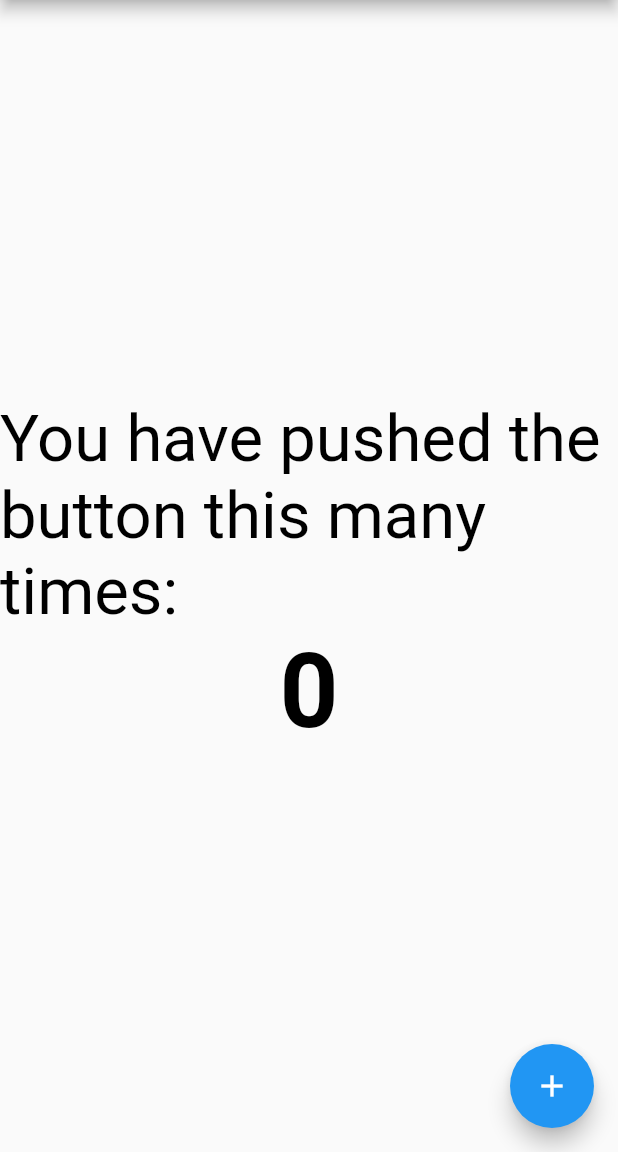
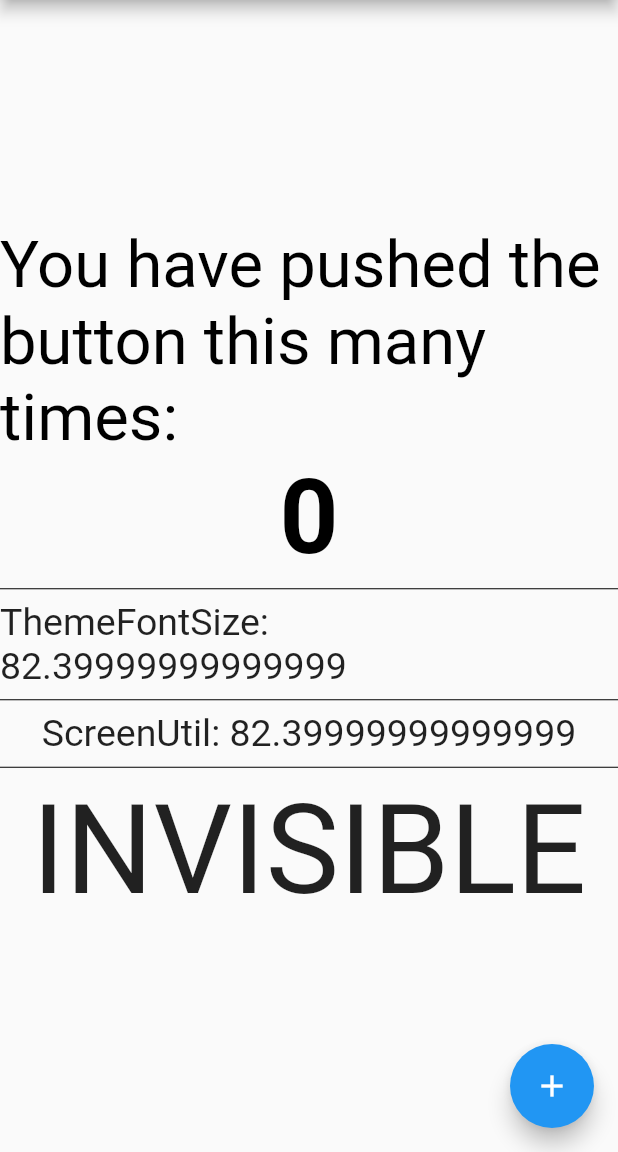
Before and after one commit to daniudo557/screen-utils-example, a Flutter app: the screen it shows after launch, on a phone screen of 412 x 824 dp, the part 84-1236 px from its top. Run offline on Flutter 3.47's test engine with Material 2 defaults, Android fonts, the phone set to English and light mode, and no system bars; our stand-ins replace flutter_screenutil.

Commit message:
Add texts to test screenUtil

```diff
--- a/lib/screens/home_screen.dart
+++ b/lib/screens/home_screen.dart
@@ -1,4 +1,6 @@
 import 'package:flutter/material.dart';
+import 'package:screen_utils_example/resources/theme.dart';
+import 'package:flutter_screenutil/flutter_screenutil.dart';
 
 class HomeScreen extends StatefulWidget {
   const HomeScreen({Key key}) : super(key: key);
@@ -33,6 +35,32 @@ class _HomeScreenState extends State<HomeScreen> {
               '$_counter',
               style: Theme.of(context).textTheme.headline4,
             ),
+            Divider(color: Colors.black),
+            Text(
+              'ThemeFontSize: ${ThemeFontSize.x4Large}',
+              style: TextStyle(
+                color: Colors.black87,
+                fontWeight: FontWeight.normal,
+                fontSize: 25,
+              ),
+            ),
+            Divider(color: Colors.black),
+            Text(
+              'ScreenUtil: ${72.nsp}',
+              style: TextStyle(
+                color: Colors.black87,
+                fontWeight: FontWeight.normal,
+                fontSize: 25,
+              ),
+            ),
+            Divider(color: Colors.black),
+            Text(
+              'INVISIBLE',
+              style: Theme.of(context).textTheme.headline2.copyWith(
+                    color: Colors.black87,
+                    fontWeight: FontWeight.normal,
+                  ),
+            ),
           ],
         ),
       ),
```
